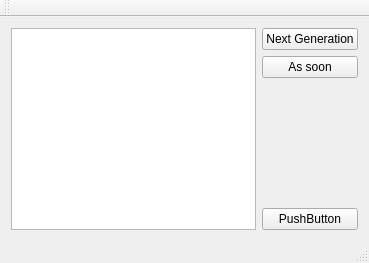
Old version of the form Mainwindow.ui in the repository Spleeen/GOF.
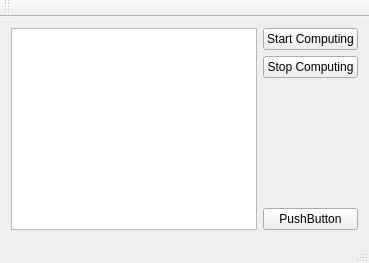
New version of the form.

Commit message: Ajout d'un timer et modif d'un bouton en conséquence

```diff
--- a/Mainwindow.ui
+++ b/Mainwindow.ui
@@ -23,14 +23,14 @@
       <item>
        <widget class="QPushButton" name="pushButton">
         <property name="text">
-         <string>Next Generation</string>
+         <string>Start Computing</string>
         </property>
        </widget>
       </item>
       <item>
        <widget class="QPushButton" name="pushButton_2">
         <property name="text">
-         <string>As soon</string>
+         <string>Stop Computing</string>
         </property>
        </widget>
       </item>
```
The commit also changes 1 other file.
